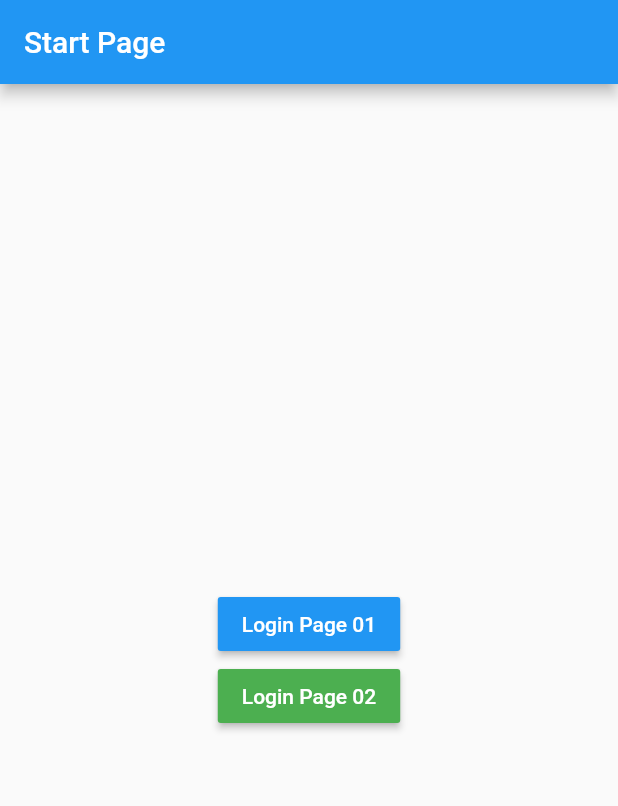
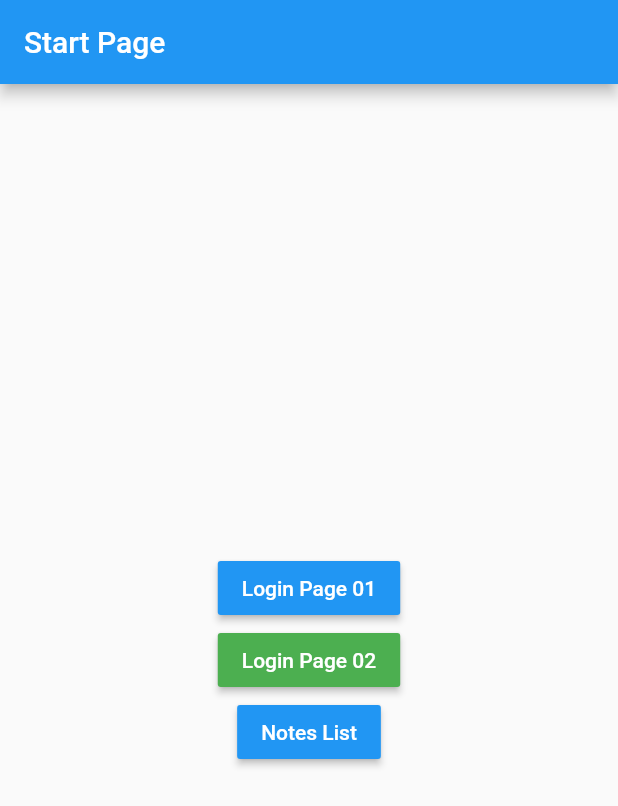
Before and after one commit to Grigoriym/flutter_vault, a Flutter app: the screen it shows after launch, on a phone screen of 412 x 824 dp. Shown: the top 806 px of the screen. Run offline on Flutter 3.47's test engine with Material 2 defaults, Android fonts, the phone set to English and light mode, and no system bars; our stand-ins replace flutter_screenutil, sqflite; accounts and stored records are empty.

Commit message:
Add db and models for notesList segment.

```diff
--- a/lib/src/ui/start/start_page.dart
+++ b/lib/src/ui/start/start_page.dart
@@ -1,6 +1,7 @@
 import 'package:flutter/material.dart';
 import 'package:flutter_vault/src/ui/login/login_first_page.dart';
 import 'package:flutter_vault/src/ui/login/login_second_page.dart';
+import 'package:flutter_vault/src/ui/noteslist/notes_list_page.dart';
 
 class StartPage extends StatelessWidget {
   Future navigateToLoginPage(context) async {
@@ -11,6 +12,11 @@ class StartPage extends StatelessWidget {
   Future navigateToSecondLoginPage(context) async {
     Navigator.push(
         context, MaterialPageRoute(builder: (context) => LoginSecondPage()));
+  }
+
+  Future navigateToNotesListPage(context) async {
+    Navigator.push(
+        context, MaterialPageRoute(builder: (context) => NotesList()));
   }
 
   @override
@@ -38,7 +44,15 @@ class StartPage extends StatelessWidget {
               onPressed: () {
                 navigateToSecondLoginPage(context);
               },
-            )
+            ),
+            RaisedButton(
+              textColor: Colors.white,
+              color: Colors.blue,
+              child: Text("Notes List"),
+              onPressed: () {
+                navigateToNotesListPage(context);
+              },
+            ),
           ],
         ),
       ),
--- a/lib/src/utils/field_constans.dart
+++ b/lib/src/utils/field_constans.dart
@@ -1,3 +1,10 @@
 class FieldConstants {
   static const String APP_TITLE = "Flutter Vault";
+
+  static const String TABLE_NAME = "noteTable";
+  static const String COLUMN_TEXT = "text";
+  static const String COLUMN_DATE = "date";
+  static const String COLUMN_ID = "id";
+  static const int DB_VERSION = 1;
+  static const String DB_NAME = "notes.db";
 }
--- a/pubspec.yaml
+++ b/pubspec.yaml
@@ -14,6 +14,9 @@ dependencies:
   flutter_screenutil: ^0.4.2
   rxdart: ^0.22.6
   http: ^0.12.0+2
+  sqflite: ^1.1.7+3
+  path_provider: ^1.4.4
+  intl: ^0.16.0
 
 dev_dependencies:
   flutter_test:
```
Also changed, not shown: lib/src/db/db_helper.dart (added, +53 -0 lines), lib/src/models/Note.dart (added, +46 -0 lines), lib/src/ui/noteslist/notes_list_page.dart (added, +12 -0 lines), pubspec.lock.
